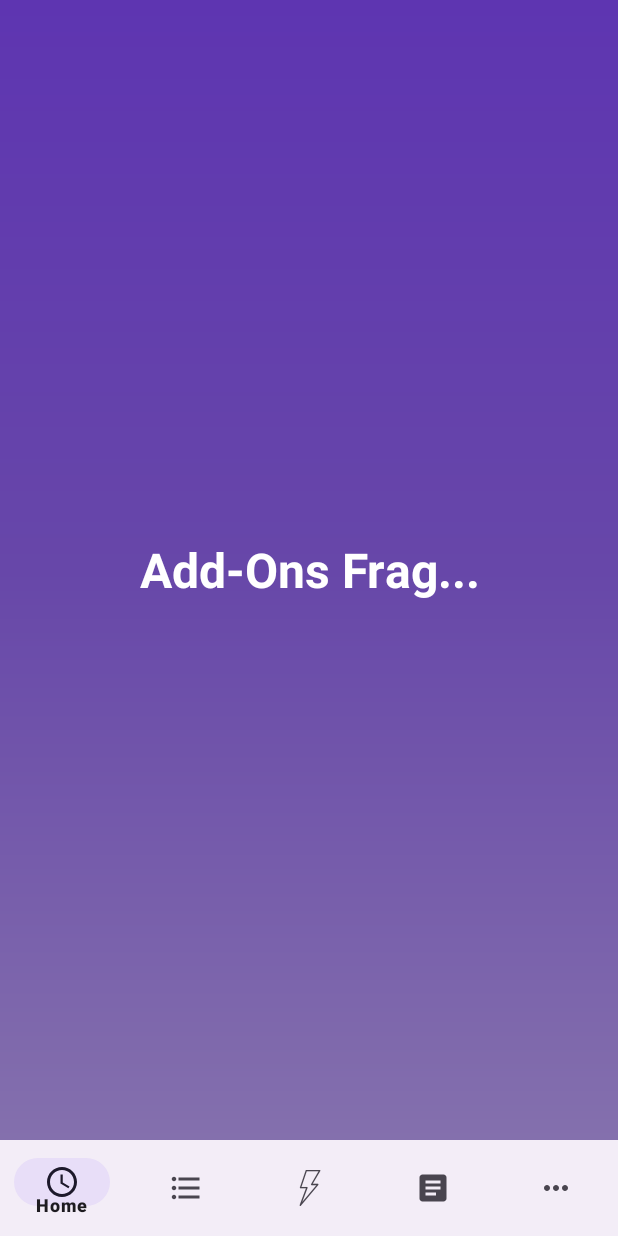
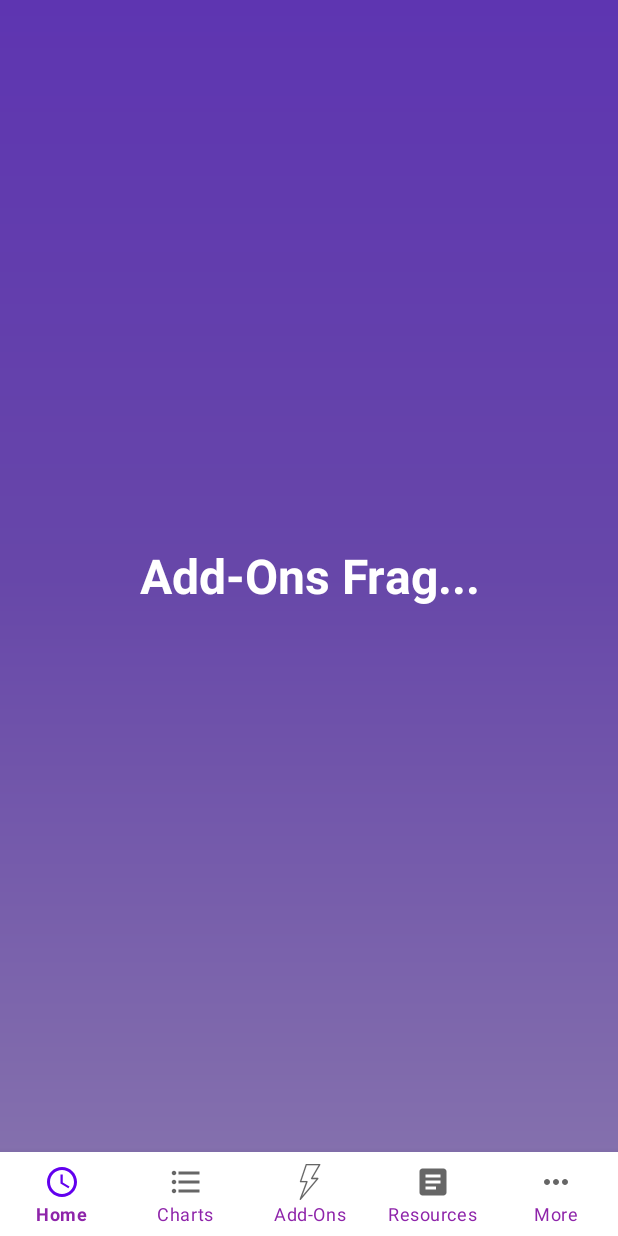
Before and after one commit to AnkitChaudhary07/Cosmic_Connect, an Android app: the fragment Add_OnsFragment placed in its activity, on a phone screen of 412 x 824 dp. Run offline under Robolectric (Android 15) with nearby library versions, the phone set to English and light mode, and no system bars.

Commit message:
Upto Bottom Navbar

```diff
--- a/app/build.gradle
+++ b/app/build.gradle
@@ -30,6 +30,10 @@ android {
 
 dependencies {
 
+    //responsize size
+    implementation 'com.intuit.sdp:sdp-android:1.1.0'
+    implementation 'com.intuit.ssp:ssp-android:1.1.0'
+
     implementation 'androidx.appcompat:appcompat:1.6.1'
     implementation 'com.google.android.material:material:1.5.0'
     implementation 'androidx.constraintlayout:constraintlayout:2.1.4'
--- a/app/src/main/java/com/example/cosmicinsights/Add_OnsFragment.java
+++ b/app/src/main/java/com/example/cosmicinsights/Add_OnsFragment.java
@@ -8,51 +8,10 @@ import android.view.LayoutInflater;
 import android.view.View;
 import android.view.ViewGroup;
 
-/**
- * A simple {@link Fragment} subclass.
- * Use the {@link Add_OnsFragment#newInstance} factory method to
- * create an instance of this fragment.
- */
 public class Add_OnsFragment extends Fragment {
-
-    // TODO: Rename parameter arguments, choose names that match
-    // the fragment initialization parameters, e.g. ARG_ITEM_NUMBER
-    private static final String ARG_PARAM1 = "param1";
-    private static final String ARG_PARAM2 = "param2";
-
-    // TODO: Rename and change types of parameters
-    private String mParam1;
-    private String mParam2;
 
     public Add_OnsFragment() {
         // Required empty public constructor
-    }
-
-    /**
-     * Use this factory method to create a new instance of
-     * this fragment using the provided parameters.
-     *
-     * @param param1 Parameter 1.
-     * @param param2 Parameter 2.
-     * @return A new instance of fragment Add_OnsFragment.
-     */
-    // TODO: Rename and change types and number of parameters
-    public static Add_OnsFragment newInstance(String param1, String param2) {
-        Add_OnsFragment fragment = new Add_OnsFragment();
-        Bundle args = new Bundle();
-        args.putString(ARG_PARAM1, param1);
-        args.putString(ARG_PARAM2, param2);
-        fragment.setArguments(args);
-        return fragment;
-    }
-
-    @Override
-    public void onCreate(Bundle savedInstanceState) {
-        super.onCreate(savedInstanceState);
-        if (getArguments() != null) {
-            mParam1 = getArguments().getString(ARG_PARAM1);
-            mParam2 = getArguments().getString(ARG_PARAM2);
-        }
     }
 
     @Override
--- a/app/src/main/res/layout/activity_main.xml
+++ b/app/src/main/res/layout/activity_main.xml
@@ -20,6 +20,9 @@
         android:layout_width="match_parent"
         android:layout_height="?attr/actionBarSize"
         android:layout_alignParentBottom="true"
-        app:menu="@menu/nav_items"/>
+        android:background="@color/white"
+        app:itemTextColor="#8E24AA"
+        app:menu="@menu/nav_items"
+        app:labelVisibilityMode="labeled"/>
 
 </RelativeLayout>
--- a/app/src/main/res/values-night/themes.xml
+++ b/app/src/main/res/values-night/themes.xml
@@ -1,6 +1,6 @@
 <resources xmlns:tools="http://schemas.android.com/tools">
     <!-- Base application theme. -->
-    <style name="Base.Theme.CosmicInsights" parent="Theme.Material3.DayNight.NoActionBar">
+    <style name="Base.Theme.CosmicInsights" parent="Theme.MaterialComponents.Light.NoActionBar">
         <!-- Customize your dark theme here. -->
         <!-- <item name="colorPrimary">@color/my_dark_primary</item> -->
     </style>
--- a/app/src/main/res/values/themes.xml
+++ b/app/src/main/res/values/themes.xml
@@ -1,6 +1,6 @@
 <resources xmlns:tools="http://schemas.android.com/tools">
     <!-- Base application theme. -->
-    <style name="Base.Theme.CosmicInsights" parent="Theme.Material3.DayNight.NoActionBar">
+    <style name="Base.Theme.CosmicInsights" parent="Theme.MaterialComponents.Light.NoActionBar">
         <!-- Customize your light theme here. -->
         <!-- <item name="colorPrimary">@color/my_light_primary</item> -->
     </style>
```
